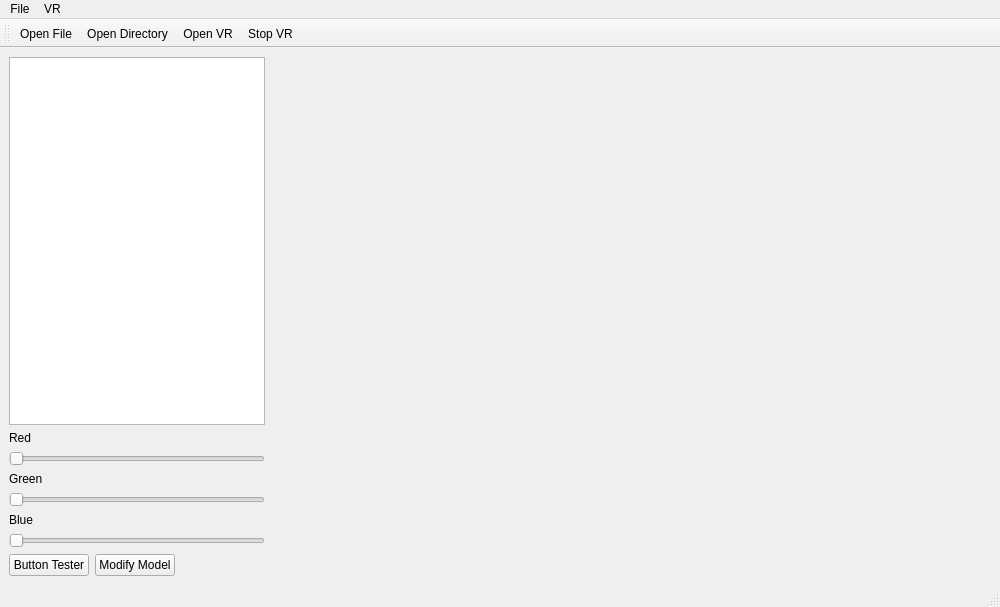
Above: source/mainwindow.ui from seasea128/SpecTech before the change. Below: the same form after it.
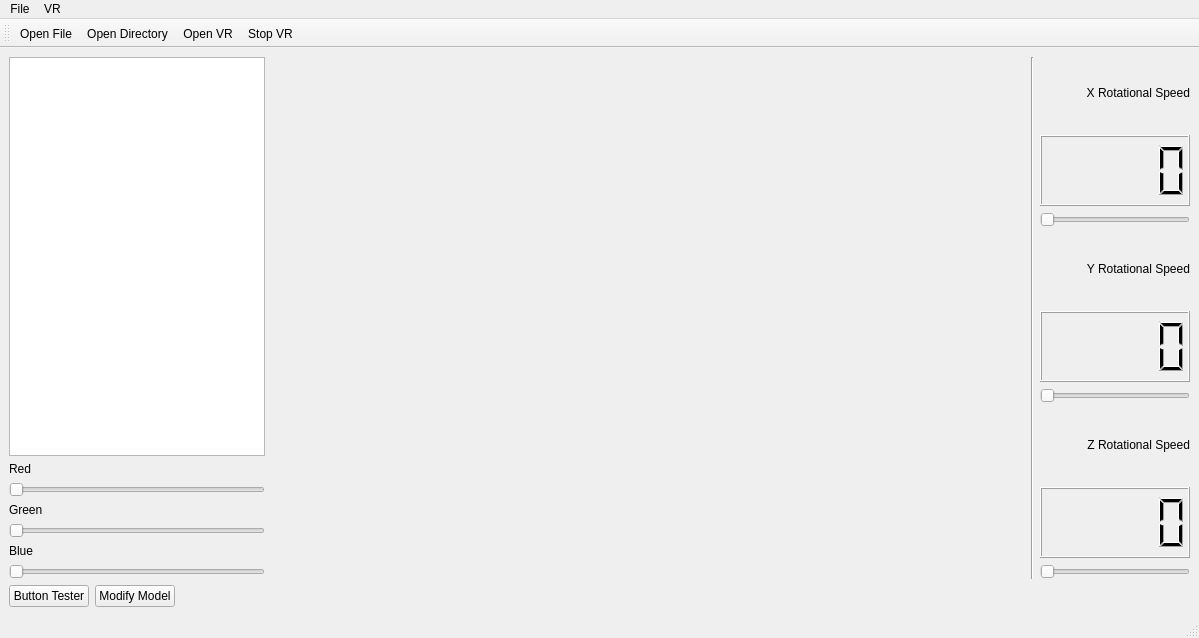
That is the form after the change. Icons and pictures are not drawn. Custom widgets are drawn as their Qt base class.

Commit message: Rotational speed ui and render thread added

The edit to the form file:
```diff
--- a/source/mainwindow.ui
+++ b/source/mainwindow.ui
@@ -6,8 +6,8 @@
    <rect>
     <x>0</x>
     <y>0</y>
-    <width>1000</width>
-    <height>607</height>
+    <width>1199</width>
+    <height>638</height>
    </rect>
   </property>
   <property name="windowTitle">
@@ -143,6 +143,134 @@
         </property>
        </widget>
       </item>
+      <item>
+       <widget class="Line" name="line">
+        <property name="orientation">
+         <enum>Qt::Vertical</enum>
+        </property>
+       </widget>
+      </item>
+      <item>
+       <layout class="QVBoxLayout" name="verticalLayout_3">
+        <item>
+         <widget class="QLabel" name="label_4">
+          <property name="sizePolicy">
+           <sizepolicy hsizetype="Preferred" vsizetype="Minimum">
+            <horstretch>0</horstretch>
+            <verstretch>0</verstretch>
+           </sizepolicy>
+          </property>
+          <property name="minimumSize">
+           <size>
+            <width>0</width>
+            <height>10</height>
+           </size>
+          </property>
+          <property name="text">
+           <string>X Rotational Speed</string>
+          </property>
+          <property name="alignment">
+           <set>Qt::AlignRight|Qt::AlignTrailing|Qt::AlignVCenter</set>
+          </property>
+         </widget>
+        </item>
+        <item>
+         <widget class="QLCDNumber" name="XRotDisp"/>
+        </item>
+        <item>
+         <widget class="QSlider" name="XRotSpeed">
+          <property name="sizePolicy">
+           <sizepolicy hsizetype="Minimum" vsizetype="Fixed">
+            <horstretch>0</horstretch>
+            <verstretch>0</verstretch>
+           </sizepolicy>
+          </property>
+          <property name="minimumSize">
+           <size>
+            <width>150</width>
+            <height>0</height>
+           </size>
+          </property>
+          <property name="maximum">
+           <number>60</number>
+          </property>
+          <property name="orientation">
+           <enum>Qt::Horizontal</enum>
+          </property>
+         </widget>
+        </item>
+        <item>
+         <widget class="QLabel" name="label_5">
+          <property name="text">
+           <string>Y Rotational Speed</string>
+          </property>
+          <property name="alignment">
+           <set>Qt::AlignRight|Qt::AlignTrailing|Qt::AlignVCenter</set>
+          </property>
+         </widget>
+        </item>
+        <item>
+         <widget class="QLCDNumber" name="YRotDisp"/>
+        </item>
+        <item>
+         <widget class="QSlider" name="YRotSpeed">
+          <property name="sizePolicy">
+           <sizepolicy hsizetype="Minimum" vsizetype="Fixed">
+            <horstretch>0</horstretch>
+            <verstretch>0</verstretch>
+           </sizepolicy>
+          </property>
+          <property name="minimumSize">
+           <size>
+            <width>150</width>
+            <height>0</height>
+           </size>
+          </property>
+          <property name="maximum">
+           <number>60</number>
+          </property>
+          <property name="orientation">
+           <enum>Qt::Horizontal</enum>
+          </property>
+         </widget>
+        </item>
+        <item>
+         <widget class="QLabel" name="label_6">
+          <property name="text">
+           <string>Z Rotational Speed</string>
+          </property>
+          <property name="alignment">
+           <set>Qt::AlignRight|Qt::AlignTrailing|Qt::AlignVCenter</set>
+          </property>
+         </widget>
+        </item>
+        <item>
+         <widget class="QLCDNumber" name="ZRotDisp"/>
+        </item>
+        <item>
+         <widget class="QSlider" name="ZRotSpeed">
+          <property name="sizePolicy">
+           <sizepolicy hsizetype="Minimum" vsizetype="Fixed">
+            <horstretch>0</horstretch>
+            <verstretch>0</verstretch>
+           </sizepolicy>
+          </property>
+          <property name="minimumSize">
+           <size>
+            <width>150</width>
+            <height>0</height>
+           </size>
+          </property>
+          <property name="maximum">
+           <number>60</number>
+          </property>
+          <property name="orientation">
+           <enum>Qt::Horizontal</enum>
+          </property>
+         </widget>
+        </item>
+       </layout>
+      </item>
      </layout>
     </item>
     <item>
@@ -183,8 +311,8 @@
     <rect>
      <x>0</x>
      <y>0</y>
-     <width>1000</width>
-     <height>26</height>
+     <width>1199</width>
+     <height>22</height>
     </rect>
    </property>
    <widget class="QMenu" name="menuFile">
```
The commit also changes 5 other files.
